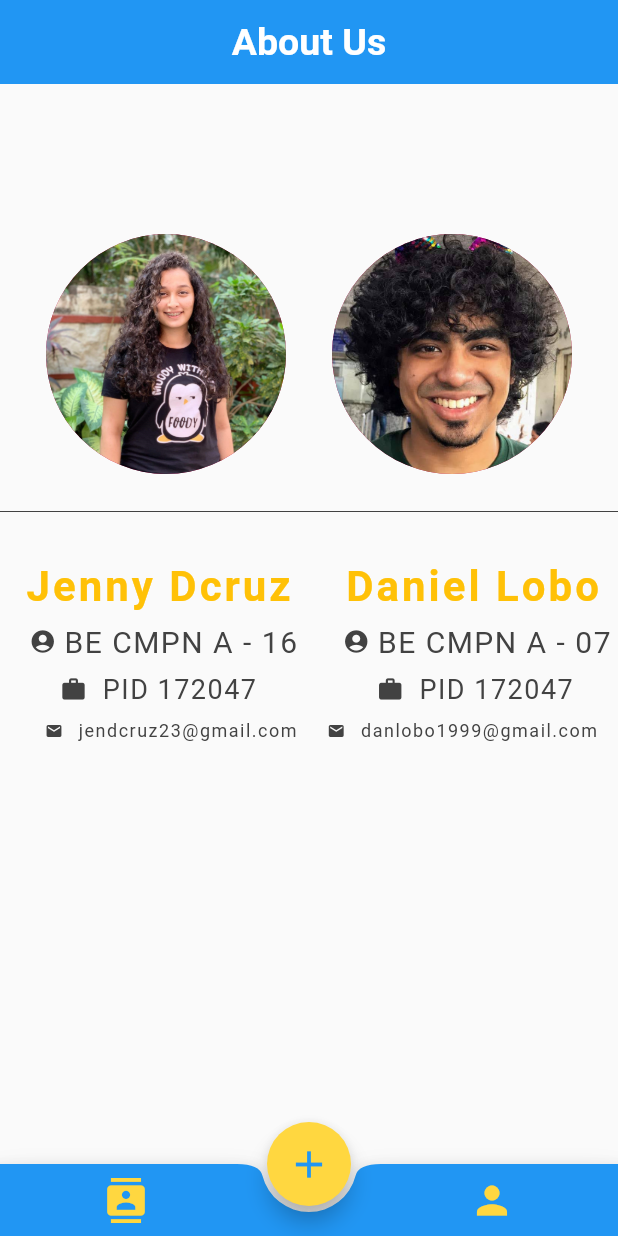
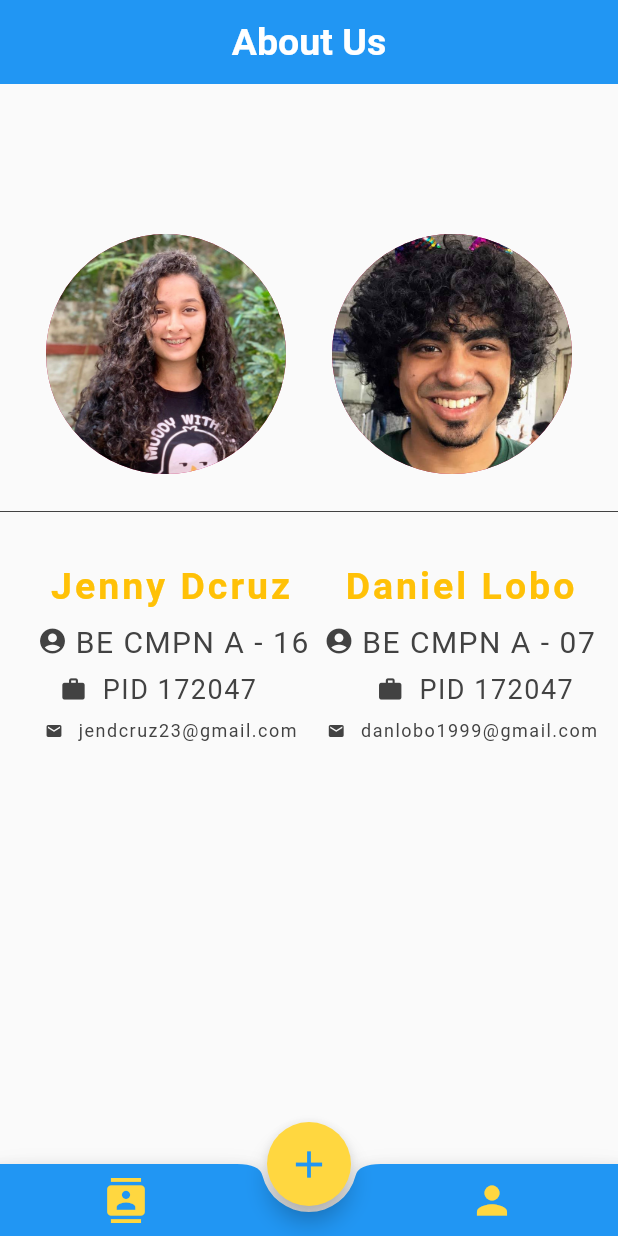
Before and after one commit to jendcruz22/ContactManagement-Flutter, a Flutter app: the screen it shows after launch, swiped to page 2, on a phone screen of 412 x 824 dp. Run offline on Flutter 3.47's test engine with Material 2 defaults, Android fonts, the phone set to English and light mode, and no system bars; missing offline and left inert: flappy_search_bar.

Commit message:
modified: jen's image

```diff
--- a/lib/screens/about_us.dart
+++ b/lib/screens/about_us.dart
@@ -69,7 +69,7 @@ class AboutUs extends StatelessWidget {
                   style: TextStyle(
                     color: Colors.amber,
                     letterSpacing: 2.0,
-                    fontSize: 28.0,
+                    fontSize: 25.0,
                     fontWeight: FontWeight.bold,
                   ),
                 ),
@@ -81,7 +81,7 @@ class AboutUs extends StatelessWidget {
                   style: TextStyle(
                     color: Colors.amber,
                     letterSpacing: 2.0,
-                    fontSize: 28.0,
+                    fontSize: 25.0,
                     fontWeight: FontWeight.bold,
                   ),
                 ),
@@ -93,11 +93,11 @@ class AboutUs extends StatelessWidget {
               mainAxisAlignment: MainAxisAlignment.center,
               children: <Widget>[
                 SizedBox(
-                  width: 15.0,
+                  width: 10.0,
                 ),
                 Icon(
                   Icons.account_circle,
-                  size: 18.0,
+                  size: 20.0,
                   color: Colors.grey[800],
                 ),
                 SizedBox(
@@ -112,11 +112,11 @@ class AboutUs extends StatelessWidget {
                   ),
                 ),
                 SizedBox(
-                  width: 30.0,
+                  width: 10.0,
                 ),
                 Icon(
                   Icons.account_circle,
-                  size: 18.0,
+                  size: 20.0,
                   color: Colors.grey[800],
                 ),
                 SizedBox(
```
Also changed, not shown: images/jen.jpg.
